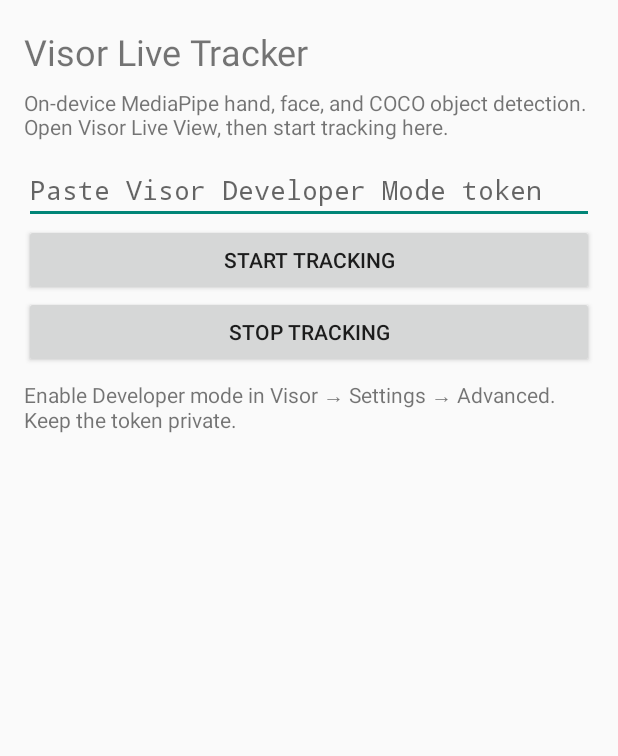
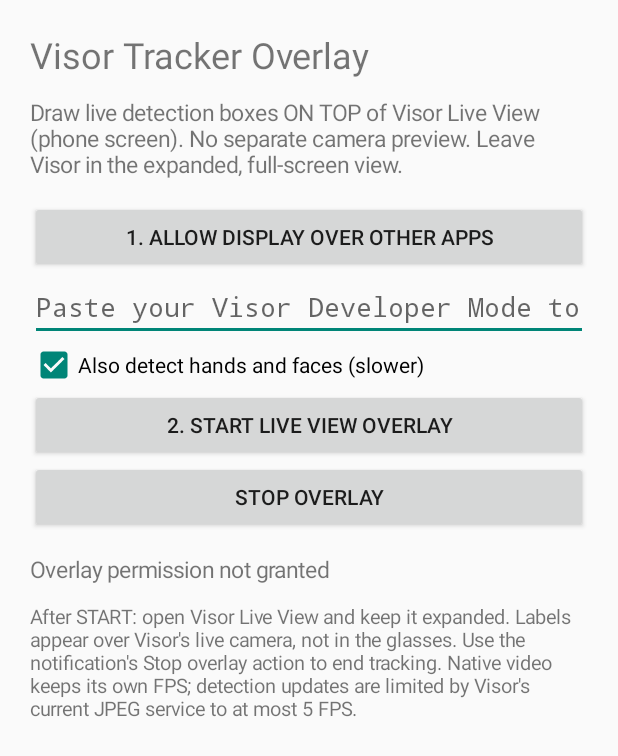
Before and after one commit to mattumali579/cloud-ai-os, an Android app: the screen it shows after launch (MainActivity), on a phone screen of 412 x 824 dp. Shown: the top 756 px of the screen. Run offline under Robolectric (Android 15) with nearby library versions, the phone set to English and light mode, and no system bars.

Commit message:
Replace separate Tracker preview with overlay permission and start/stop controller

```diff
--- a/experiments/visor-tracker-android/app/src/main/java/com/mattumali/visortracker/MainActivity.kt
+++ b/experiments/visor-tracker-android/app/src/main/java/com/mattumali/visortracker/MainActivity.kt
@@ -1,262 +1,131 @@
 package com.mattumali.visortracker
 
 import android.app.Activity
-import android.content.ComponentName
-import android.content.Context
 import android.content.Intent
-import android.content.ServiceConnection
-import android.graphics.BitmapFactory
+import android.net.Uri
 import android.os.Bundle
-import android.os.Handler
-import android.os.IBinder
-import android.os.Looper
-import android.os.Message
-import android.os.Messenger
-import android.os.RemoteException
+import android.provider.Settings
 import android.text.InputType
-import android.view.View
-import android.view.WindowManager
 import android.widget.Button
+import android.widget.CheckBox
 import android.widget.EditText
-import android.widget.ImageView
 import android.widget.LinearLayout
 import android.widget.ScrollView
 import android.widget.TextView
-import java.util.concurrent.Executors
-import java.util.concurrent.atomic.AtomicBoolean
 
+/**
+ * Launcher is only a permission/token/stop control. Live tracking happens in the
+ * foreground OverlayTrackingService while the user watches Visor's own Live View.
+ */
 class MainActivity : Activity() {
-    private val executor = Executors.newSingleThreadExecutor()
-    private val processing = AtomicBoolean(false)
-    private lateinit var tokenInput: EditText
+    private lateinit var tokenField: EditText
+    private lateinit var includeAll: CheckBox
     private lateinit var status: TextView
-    private lateinit var preview: ImageView
-    private lateinit var startButton: Button
-    private var pipeline: VisionPipeline? = null
-    private var serviceMessenger: Messenger? = null
-    private var bound = false
-    private var token = ""
-
-    private val frameMessenger = Messenger(Handler(Looper.getMainLooper()) { message ->
-        handleFrameMessage(message)
-        true
-    })
-
-    private val serviceConnection = object : ServiceConnection {
-        override fun onServiceConnected(name: ComponentName?, binder: IBinder?) {
-            if (binder == null) {
-                showStatus("Visor camera service returned no binder.")
-                return
-            }
-            serviceMessenger = Messenger(binder)
-            val subscribe = Message.obtain(null, MSG_SUBSCRIBE).apply {
-                data = Bundle().apply {
-                    putString("token", token)
-                    putLong("interval_ms", FRAME_INTERVAL_MS)
-                }
-                replyTo = frameMessenger
-            }
-            try {
-                serviceMessenger?.send(subscribe)
-                showStatus("Connected to Visor. Start Live View to receive frames.")
-            } catch (error: RemoteException) {
-                showStatus("Could not subscribe to Visor frames: ${error.message}")
-            }
-        }
-
-        override fun onServiceDisconnected(name: ComponentName?) {
-            serviceMessenger = null
-            showStatus("Visor disconnected.")
-        }
-    }
 
     override fun onCreate(savedInstanceState: Bundle?) {
         super.onCreate(savedInstanceState)
-        buildUi()
-    }
-
-    private fun buildUi() {
         val root = LinearLayout(this).apply {
             orientation = LinearLayout.VERTICAL
-            setPadding(dp(16), dp(18), dp(16), dp(12))
+            val pad = dp(20)
+            setPadding(pad, pad, pad, pad)
         }
         val scroller = ScrollView(this)
-        val content = LinearLayout(this).apply { orientation = LinearLayout.VERTICAL }
-        content.addView(TextView(this).apply {
-            text = "Visor Live Tracker"
+        scroller.addView(root)
+
+        root.addView(TextView(this).apply {
+            text = "Visor Tracker Overlay"
             textSize = 24f
         })
-        content.addView(TextView(this).apply {
-            text = "On-device MediaPipe hand, face, and COCO object detection. Open Visor Live View, then start tracking here."
-            textSize = 14f
-            setPadding(0, dp(8), 0, dp(10))
+        root.addView(TextView(this).apply {
+            text = "Draw live detection boxes ON TOP of Visor Live View (phone screen). " +
+                "No separate camera preview. Leave Visor in the expanded, full-screen view."
+            textSize = 15f
+            setPadding(0, dp(12), 0, dp(14))
         })
-        tokenInput = EditText(this).apply {
-            hint = "Paste Visor Developer Mode token"
+        root.addView(Button(this).apply {
+            text = "1. Allow display over other apps"
+            setOnClickListener {
+                startActivity(Intent(Settings.ACTION_MANAGE_OVERLAY_PERMISSION,
+                    Uri.parse("package:" + packageName)))
+            }
+        })
+        tokenField = EditText(this).apply {
+            hint = "Paste your Visor Developer Mode token"
             inputType = InputType.TYPE_CLASS_TEXT or InputType.TYPE_TEXT_VARIATION_PASSWORD
-            maxLines = 1
+            setSingleLine(true)
+            setText(getSharedPreferences("tracker", MODE_PRIVATE).getString("token", ""))
         }
-        content.addView(tokenInput)
-        startButton = Button(this).apply {
-            text = "Start tracking"
-            setOnClickListener { startTracking() }
+        root.addView(tokenField)
+        includeAll = CheckBox(this).apply {
+            text = "Also detect hands and faces (slower)"
+            isChecked = true
         }
-        content.addView(startButton)
-        content.addView(Button(this).apply {
-            text = "Stop tracking"
-            setOnClickListener { stopTracking("Stopped.") }
+        root.addView(includeAll)
+        root.addView(Button(this).apply {
+            text = "2. START LIVE VIEW OVERLAY"
+            setOnClickListener { startOverlay() }
+        })
+        root.addView(Button(this).apply {
+            text = "STOP OVERLAY"
+            setOnClickListener {
+                startService(Intent(this@MainActivity, OverlayTrackingService::class.java)
+                    .setAction(OverlayTrackingService.ACTION_STOP))
+                status.text = "Stop requested"
+            }
         })
         status = TextView(this).apply {
-            text = "Enable Developer mode in Visor → Settings → Advanced. Keep the token private."
-            textSize = 14f
-            setPadding(0, dp(8), 0, dp(8))
+            textSize = 15f
+            setPadding(0, dp(14), 0, dp(12))
         }
-        content.addView(status)
-        preview = ImageView(this).apply {
-            adjustViewBounds = true
-            scaleType = ImageView.ScaleType.FIT_CENTER
-            contentDescription = "Live View with hand, face, and object tracking overlays"
-        }
-        content.addView(preview, LinearLayout.LayoutParams(
-            LinearLayout.LayoutParams.MATCH_PARENT, dp(420)
-        ))
-        root.addView(content)
-        scroller.addView(root)
+        root.addView(status)
+        root.addView(TextView(this).apply {
+            text = "After START: open Visor Live View and keep it expanded. " +
+                "Labels appear over Visor's live camera, not in the glasses. " +
+                "Use the notification's Stop overlay action to end tracking. " +
+                "Native video keeps its own FPS; detection updates are limited by " +
+                "Visor's current JPEG service to at most 5 FPS."
+            textSize = 13f
+        })
         setContentView(scroller)
     }
 
-    private fun startTracking() {
-        if (bound || pipeline != null) return
-        token = tokenInput.text.toString().trim()
-        if (token.isBlank()) {
-            showStatus("Paste the token shown under Visor Developer Mode first.")
-            return
-        }
-        if (!packageManager.getApplicationInfoOrNull(VISOR_PACKAGE)) {
-            showStatus("Visor is not installed or Android cannot see it. Install Visor and retry.")
-            return
-        }
-        tokenInput.visibility = View.GONE
-        startButton.isEnabled = false
-        showStatus("Loading on-device vision models…")
-        window.addFlags(WindowManager.LayoutParams.FLAG_KEEP_SCREEN_ON)
-
-        executor.execute {
-            try {
-                pipeline = VisionPipeline(this)
-                runOnUiThread {
-                    val intent = Intent(ACTION_LIVE_FRAMES).setPackage(VISOR_PACKAGE)
-                    bound = bindService(intent, serviceConnection, Context.BIND_AUTO_CREATE)
-                    if (bound) {
-                        showStatus("Models ready. Bound to Visor; now start Live View.")
-                    } else {
-                        pipeline?.close()
-                        pipeline = null
-                        showStatus("Visor refused the LIVE_FRAMES service bind. Check Developer Mode and app access.")
-                        resetStartUi()
-                    }
-                }
-            } catch (error: Exception) {
-                runOnUiThread {
-                    showStatus("Could not start vision pipeline: ${error.message}")
-                    pipeline?.close()
-                    pipeline = null
-                    resetStartUi()
-                }
+    override fun onResume() {
+        super.onResume()
+        if (::status.isInitialized) {
+            status.text = if (OverlayTrackingService.active) {
+                OverlayTrackingService.lastStatus
+            } else if (!Settings.canDrawOverlays(this)) {
+                "Overlay permission not granted"
+            } else {
+                "Overlay permission granted. Ready to start."
             }
         }
     }
 
-    private fun handleFrameMessage(message: Message) {
-        when (message.what) {
-            MSG_FRAME -> {
-                val bytes = message.data?.getByteArray("jpeg") ?: return
-                if (!processing.compareAndSet(false, true)) return
-                executor.execute {
-                    try {
-                        val bitmap = BitmapFactory.decodeByteArray(bytes, 0, bytes.size)
-                        if (bitmap == null) {
-                            runOnUiThread { showStatus("Visor sent an unreadable JPEG frame.") }
-                        } else {
-                            val result = pipeline?.analyze(bitmap)
-                            bitmap.recycle()
-                            if (result != null) runOnUiThread {
-                                preview.setImageBitmap(result)
-                                showStatus("Tracking live — Visor frame time ${message.data.getLong("time")} · ${result.width}×${result.height}")
-                            }
-                        }
-                    } catch (error: Exception) {
-                        runOnUiThread { showStatus("Frame processing error: ${error.message}") }
-                    } finally {
-                        processing.set(false)
-                    }
-                }
-            }
-            MSG_REFUSED -> {
-                val reason = message.data?.getString("reason") ?: "unknown"
-                showStatus("Visor refused camera frames ($reason). Check token and Developer Mode.")
-            }
+    private fun startOverlay() {
+        if (!Settings.canDrawOverlays(this)) {
+            status.text = "Enable Display over other apps first."
+            startActivity(Intent(Settings.ACTION_MANAGE_OVERLAY_PERMISSION,
+                Uri.parse("package:" + packageName)))
+            return
+        }
+        val token = tokenField.text.toString().trim()
+        if (token.isBlank()) {
+            status.text = "Copy the token from Visor Settings > Advanced > Developer Mode."
+            return
+        }
+        getSharedPreferences("tracker", MODE_PRIVATE)
+            .edit().putString("token", token).apply()
+        try {
+            startForegroundService(Intent(this, OverlayTrackingService::class.java)
+                .setAction(OverlayTrackingService.ACTION_START)
+                .putExtra(OverlayTrackingService.EXTRA_TOKEN, token)
+                .putExtra(OverlayTrackingService.EXTRA_ALL_DETECTORS, includeAll.isChecked))
+            status.text = "Starting overlay. Open Visor Live View; keep full-screen."
+        } catch (error: Exception) {
+            status.text = "Could not start overlay: " + (error.message ?: "unknown")
         }
     }
 
-    private fun stopTracking(message: String) {
-        try {
-            serviceMessenger?.send(Message.obtain(null, MSG_UNSUBSCRIBE).apply { replyTo = frameMessenger })
-        } catch (_: RemoteException) {
-        }
-        if (bound) {
-            unbindService(serviceConnection)
-            bound = false
-        }
-        serviceMessenger = null
-        pipeline?.close()
-        pipeline = null
-        token = ""
-        tokenInput.visibility = View.VISIBLE
-        resetStartUi()
-        window.clearFlags(WindowManager.LayoutParams.FLAG_KEEP_SCREEN_ON)
-        showStatus(message)
-    }
-
-    private fun resetStartUi() {
-        startButton.isEnabled = true
-        tokenInput.visibility = View.VISIBLE
-    }
-
-    private fun showStatus(message: String) {
-        if (::status.isInitialized) status.text = message
-    }
-
-    private fun dp(value: Int): Int = (value * resources.displayMetrics.density).toInt()
-
-    // Switching to Visor to start Live View must not cancel the frame subscription.
-    // Android calls onStop() when the Tracker is no longer visible.
-    override fun onStop() {
-        super.onStop()
-    }
-
-    override fun onDestroy() {
-        if (bound || pipeline != null) stopTracking("Tracker closed.")
-        executor.shutdownNow()
-        super.onDestroy()
-    }
-
-    companion object {
-        private const val VISOR_PACKAGE = "com.macedonga.visor"
-        private const val ACTION_LIVE_FRAMES = "com.macedonga.visor.action.LIVE_FRAMES"
-        private const val MSG_SUBSCRIBE = 1
-        private const val MSG_UNSUBSCRIBE = 2
-        private const val MSG_FRAME = 3
-        private const val MSG_REFUSED = 4
-        private const val FRAME_INTERVAL_MS = 250L
-    }
+    private fun dp(value: Int) = (value * resources.displayMetrics.density).toInt()
 }
-
-@Suppress("DEPRECATION")
-private fun android.content.pm.PackageManager.getApplicationInfoOrNull(packageName: String): Boolean =
-    try {
-        getApplicationInfo(packageName, 0)
-        true
-    } catch (_: android.content.pm.PackageManager.NameNotFoundException) {
-        false
-    }
```
